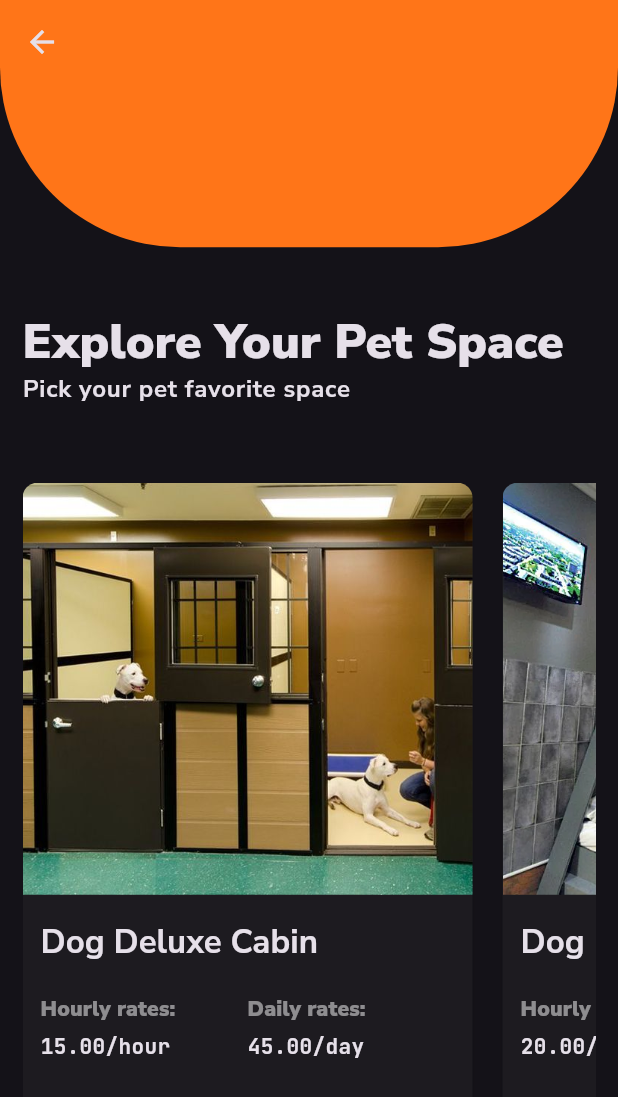
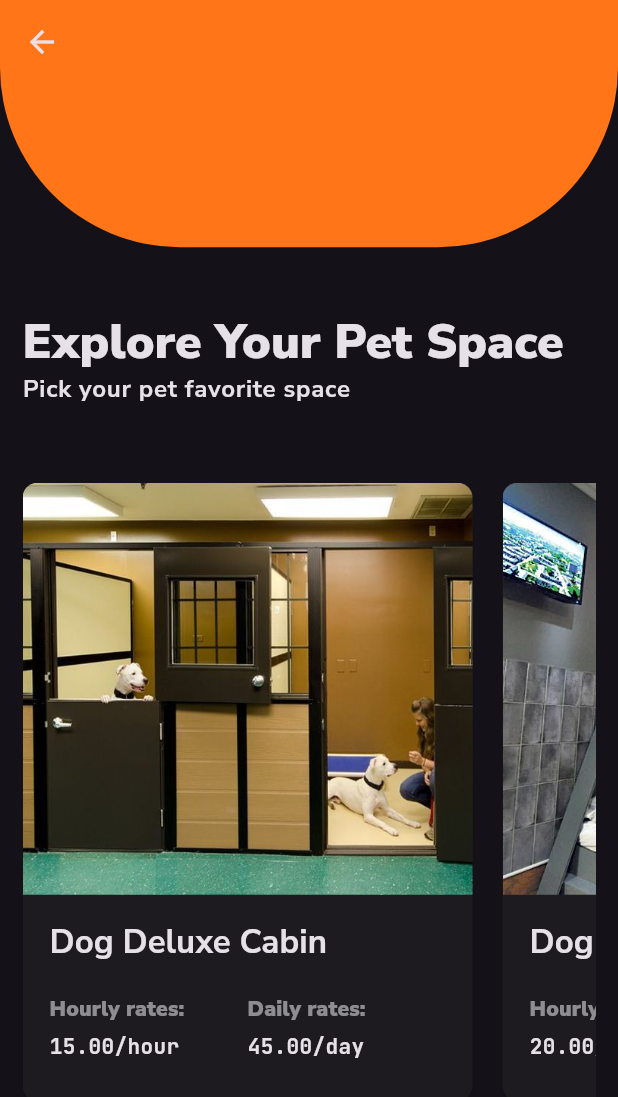
Before and after one commit to mahran01/ISB26603-Pet-Boarding-Space, a Flutter app: the SpaceListPage screen opened by its route, on a phone screen of 412 x 824 dp. Shown: the top 1097 px of the screen. Run offline on Flutter 3.47's test engine with Material 3 defaults, Android fonts, the light colour scheme and no system bars; our stand-ins replace google_fonts, scrollable_positioned_list; accounts and stored records are empty.

Commit message:
Fix card height

```diff
--- a/lib/components/boarding_space_card.dart
+++ b/lib/components/boarding_space_card.dart
@@ -8,12 +8,13 @@ class BoardingSpaceCard extends StatelessWidget {
 
   @override
   Widget build(BuildContext context) {
-    return Card(
-      margin: EdgeInsets.only(right: 20, bottom: 40),
+    return Wrap(
+      children: [
+        Card(
+          margin: const EdgeInsets.only(right: 20),
           elevation: 1,
-      child: Container(
+          child: SizedBox(
             width: 300,
-        decoration: BoxDecoration(),
             child: Column(
               crossAxisAlignment: CrossAxisAlignment.start,
               children: [
@@ -32,8 +33,8 @@ class BoardingSpaceCard extends StatelessWidget {
                 ),
                 const SizedBox(height: 10),
                 Padding(
-              padding:
-                  const EdgeInsets.symmetric(horizontal: 12.0, vertical: 8.0),
+                  padding: const EdgeInsets.symmetric(
+                      horizontal: 18.0, vertical: 8.0),
                   child: Column(
                     crossAxisAlignment: CrossAxisAlignment.start,
                     children: [
@@ -84,12 +85,15 @@ class BoardingSpaceCard extends StatelessWidget {
                           )
                         ],
                       ),
+                      const SizedBox(height: 20),
                     ],
                   ),
                 ),
               ],
             ),
           ),
+        ),
+      ],
     );
   }
 }
```
Lines whose indentation alone changed are shown as unchanged.
